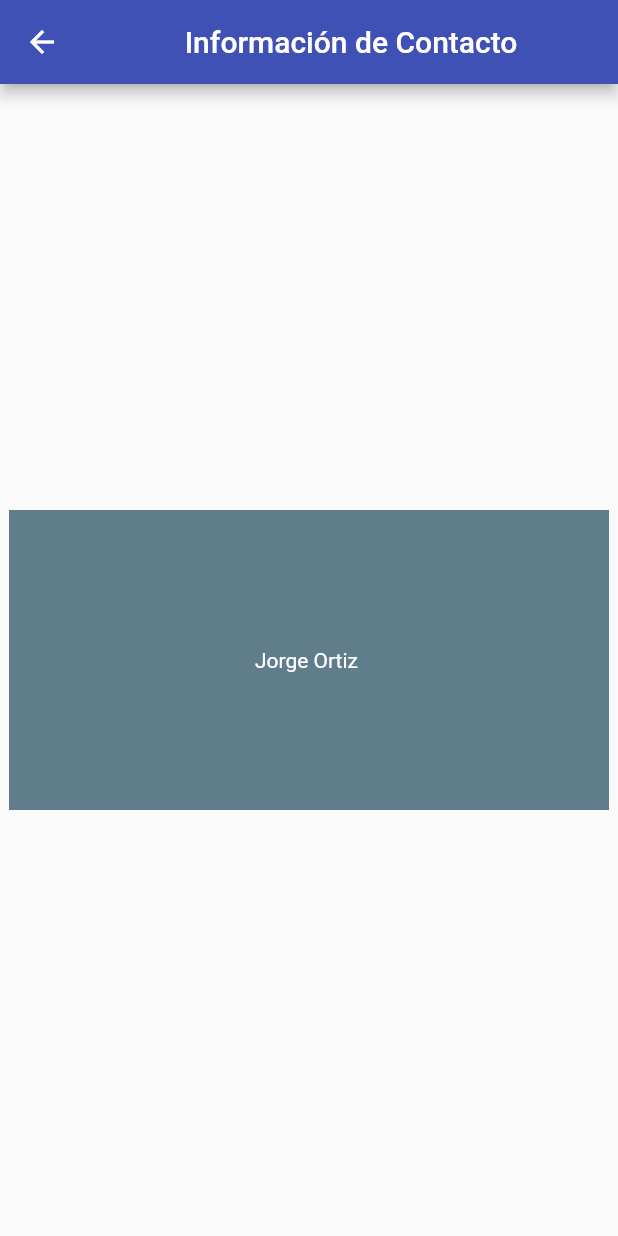
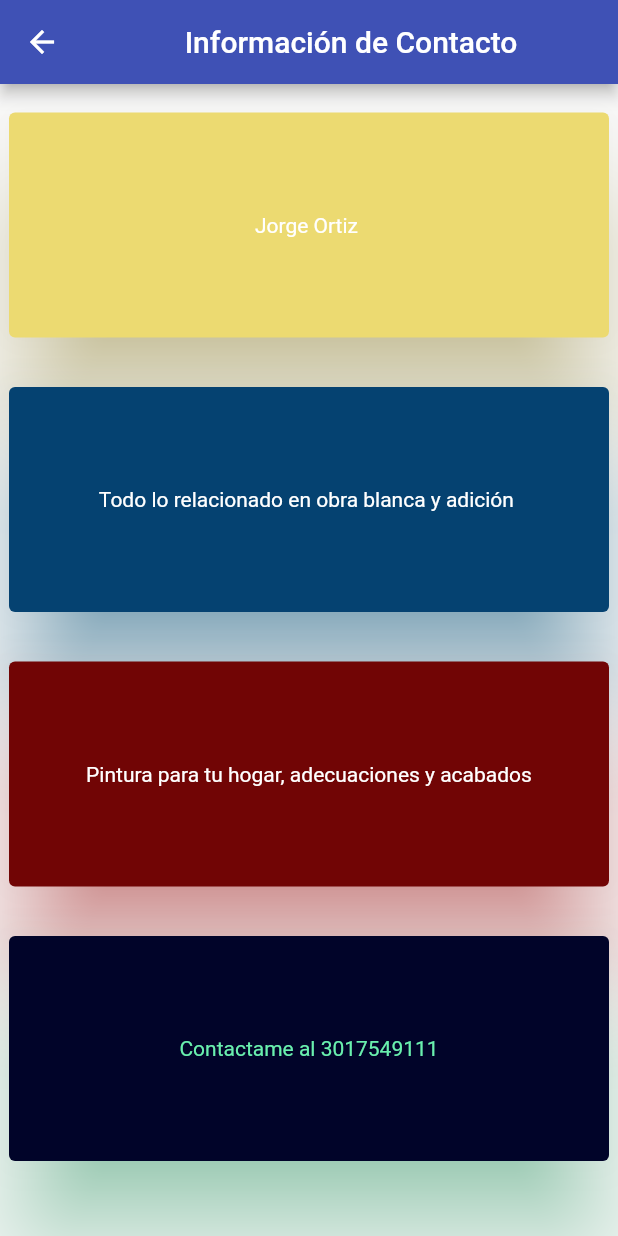
Before and after one commit to DiegoCP17/Entregable1, a Flutter app: the BotonesPage screen opened by its route, on a phone screen of 412 x 824 dp. Run offline on Flutter 3.47's test engine with Material 2 defaults, Android fonts, the phone set to English and light mode, and no system bars.

Commit message:
Actualizacion de Archivos(interfaz informativa)

```diff
--- a/lib/main.dart
+++ b/lib/main.dart
@@ -22,7 +22,8 @@ class MyApp extends StatelessWidget {
       initialRoute: "home",
       routes: {
         'home': (BuildContext context) => HomePage(),
-        'botones': (BuildContext context) => BotonesPage()
+        'botones': (BuildContext context) => BotonesPage(),
+        'imagenes': (BuildContext context) => BotonesPage(),
       },
     );
   }
--- a/lib/ui/home/Home.Page.dart
+++ b/lib/ui/home/Home.Page.dart
@@ -19,7 +19,7 @@ class _HomePageState extends State<HomePage> {
         body: ListView(
           children: <Widget>[
             const SizedBox(
-              height: 50,
+              height: 30,
             ), //sirve para agregar espacios entre los widgets
             ListTile(
               onTap: () {
@@ -29,6 +29,17 @@ class _HomePageState extends State<HomePage> {
               title: const Center(child: Text("Informacion de Contacto")),
               trailing: const Icon(Icons.keyboard_arrow_right),
             ),
+            const SizedBox(
+              height: 15,
+            ),
+            ListTile(
+              onTap: () {
+                Navigator.pushNamed(context, 'imagenes');
+              },
+              leading: Icon(Icons.image_search),
+              title: const Center(child: Text("Nuestro Trabajo")),
+              trailing: const Icon(Icons.keyboard_arrow_right),
+            ),
           ],
         ));
   }
--- a/lib/ui/home/botones_pages.dart
+++ b/lib/ui/home/botones_pages.dart
@@ -9,20 +9,92 @@ class BotonesPage extends StatelessWidget {
           child: Text("Información de Contacto"),
         ),
       ),
-      body: Container(
-        child: Center(
-          child: Container(
-            height: 200,
-            width: 400,
-            color: Colors.blueGrey,
-            child: const Center(
-              child: Text(
-                "Jorge Ortiz ",
-                style: TextStyle(color: Colors.white),
+      body: Column(
+        // ignore: prefer_const_literals_to_create_immutables
+        children: [
+          const SizedBox(
+            height: 15,
+          ),
+          const Center(
+            child: Card(
+              elevation: 30,
+              color: Color.fromARGB(255, 236, 218, 113),
+              shadowColor: Color.fromARGB(255, 236, 218, 113),
+              child: SizedBox(
+                width: 400,
+                height: 150,
+                child: Center(
+                  child: Text(
+                    "Jorge Ortiz ",
+                    style: TextStyle(color: Colors.white),
+                  ),
+                ),
               ),
             ),
           ),
-        ),
+          const SizedBox(
+            height: 25,
+          ),
+          const Center(
+            child: Card(
+              elevation: 30,
+              color: Color.fromARGB(255, 5, 66, 113),
+              shadowColor: Color.fromARGB(255, 36, 148, 204),
+              child: SizedBox(
+                width: 400,
+                height: 150,
+                child: Center(
+                  child: Text(
+                    "Todo lo relacionado en obra blanca y adición ",
+                    style: TextStyle(color: Colors.white),
+                  ),
+                ),
+              ),
+            ),
+          ),
+          const SizedBox(
+            height: 25,
+          ),
+          const Center(
+            child: Card(
+              elevation: 30,
+              color: Color.fromARGB(255, 113, 5, 5),
+              shadowColor: Colors.redAccent,
+              child: SizedBox(
+                width: 400,
+                height: 150,
+                child: Center(
+                  child: Text(
+                    "Pintura para tu hogar, adecuaciones y acabados",
+                    style: TextStyle(color: Colors.white),
+                  ),
+                ),
+              ),
+            ),
+          ),
+          const SizedBox(
+            height: 25,
+          ),
+          const Center(
+            child: Card(
+              elevation: 30,
+              color: Color.fromARGB(255, 1, 4, 41),
+              shadowColor: Colors.greenAccent,
+              child: SizedBox(
+                width: 400,
+                height: 150,
+                child: Center(
+                  child: Text(
+                    "Contactame al 3017549111",
+                    style: TextStyle(
+                      color: Colors.greenAccent,
+                    ),
+                  ),
+                ),
+              ),
+            ),
+          )
+        ],
       ),
     );
   }
```
